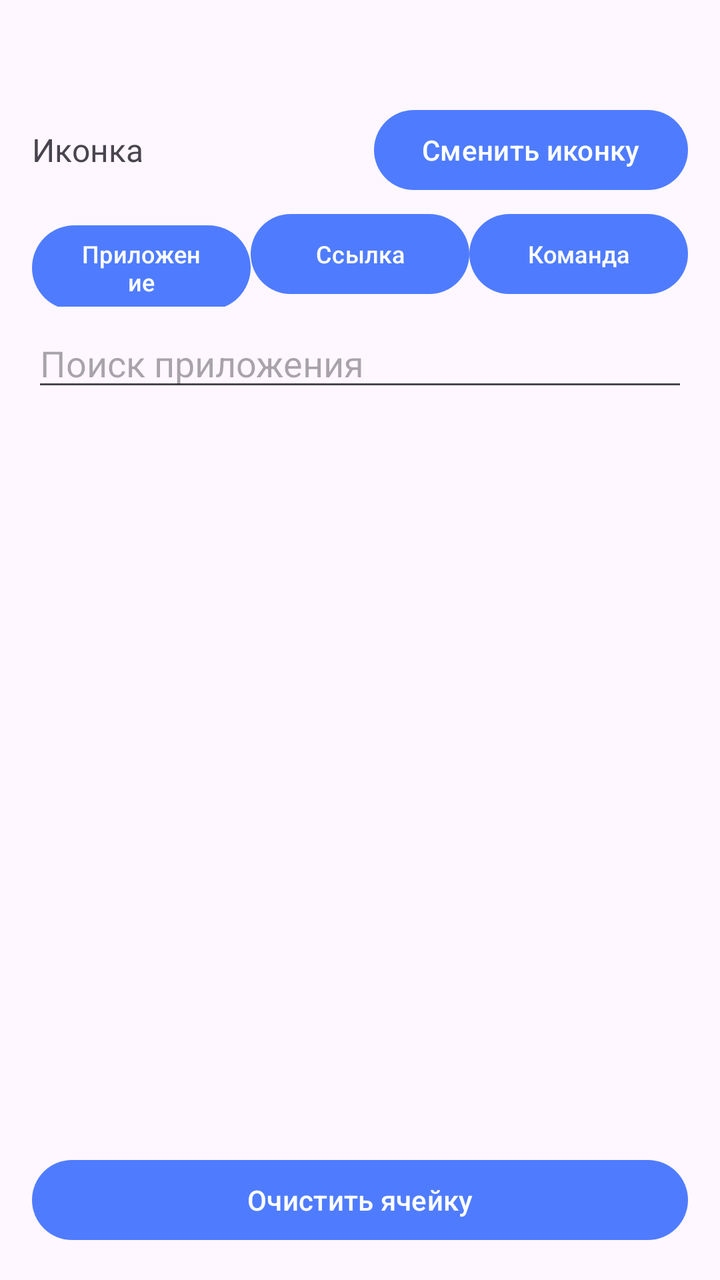
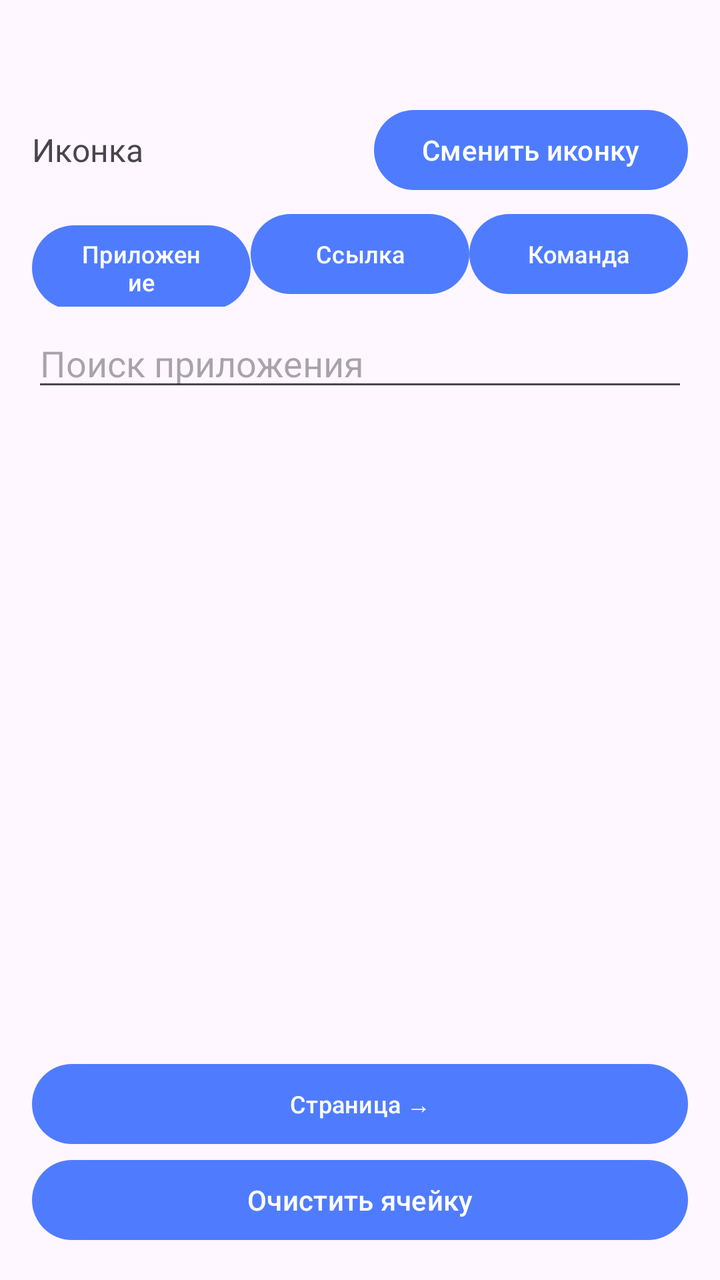

Two renders of the same Android screen: before a commit and after it. Below are the layout's source before the change and the commit's diff.
<!-- AndroidManifest.xml: application theme Theme.WidgetPlus -->
<!-- res/layout/activity_cell_editor.xml -->
<?xml version="1.0" encoding="utf-8"?>
<LinearLayout xmlns:android="http://schemas.android.com/apk/res/android"
    android:layout_width="match_parent"
    android:layout_height="match_parent"
    android:orientation="vertical"
    android:padding="16dp">

    <TextView
        android:id="@+id/tvCellTitle"
        android:layout_width="match_parent"
        android:layout_height="wrap_content"
        android:textSize="20sp"
        android:textStyle="bold" />

    <LinearLayout
        android:layout_width="match_parent"
        android:layout_height="wrap_content"
        android:layout_marginTop="8dp"
        android:gravity="center_vertical"
        android:orientation="horizontal">

        <TextView
            android:layout_width="0dp"
            android:layout_height="wrap_content"
            android:layout_weight="1"
            android:text="@string/icon_current"
            android:textSize="16sp" />

        <Button
            android:id="@+id/btnPickIcon"
            android:layout_width="wrap_content"
            android:layout_height="wrap_content"
            android:text="@string/icon_change" />
    </LinearLayout>

    <LinearLayout
        android:layout_width="match_parent"
        android:layout_height="wrap_content"
        android:layout_marginTop="4dp"
        android:orientation="horizontal">

        <Button
            android:id="@+id/btnTypeApp"
            android:layout_width="0dp"
            android:layout_height="wrap_content"
            android:layout_weight="1"
            android:text="@string/type_app"
            android:textSize="12sp" />

        <Button
            android:id="@+id/btnTypeLink"
            android:layout_width="0dp"
            android:layout_height="wrap_content"
            android:layout_weight="1"
            android:text="@string/type_link"
            android:textSize="12sp" />

        <Button
            android:id="@+id/btnTypeCommand"
            android:layout_width="0dp"
            android:layout_height="wrap_content"
            android:layout_weight="1"
            android:text="@string/type_command"
            android:textSize="12sp" />
    </LinearLayout>

    <LinearLayout
        android:id="@+id/appsBlock"
        android:layout_width="match_parent"
        android:layout_height="0dp"
        android:layout_weight="1"
        android:orientation="vertical">

        <EditText
            android:id="@+id/etSearch"
            android:layout_width="match_parent"
            android:layout_height="wrap_content"
            android:layout_marginTop="6dp"
            android:hint="@string/search_app"
            android:inputType="text"
            android:maxLines="1" />

        <androidx.recyclerview.widget.RecyclerView
            android:id="@+id/rvApps"
            android:layout_width="match_parent"
            android:layout_height="0dp"
            android:layout_marginTop="8dp"
            android:layout_weight="1" />
    </LinearLayout>

    <LinearLayout
        android:id="@+id/linkBlock"
        android:layout_width="match_parent"
        android:layout_height="wrap_content"
        android:layout_marginTop="6dp"
        android:orientation="vertical"
        android:visibility="gone">

        <EditText
            android:id="@+id/etUrl"
            android:layout_width="match_parent"
            android:layout_height="wrap_content"
            android:hint="@string/link_url"
            android:inputType="textUri"
            android:maxLines="2" />

        <EditText
            android:id="@+id/etLinkLabel"
            android:layout_width="match_parent"
            android:layout_height="wrap_content"
            android:hint="@string/action_label"
            android:inputType="text"
            android:maxLines="1" />
    </LinearLayout>

    <LinearLayout
        android:id="@+id/commandBlock"
        android:layout_width="match_parent"
        android:layout_height="wrap_content"
        android:layout_marginTop="6dp"
        android:orientation="vertical"
        android:visibility="gone">

        <EditText
            android:id="@+id/etPkg"
            android:layout_width="match_parent"
            android:layout_height="wrap_content"
            android:hint="@string/command_pkg"
            android:inputType="text"
            android:maxLines="1" />

        <EditText
            android:id="@+id/etComponent"
            android:layout_width="match_parent"
            android:layout_height="wrap_content"
            android:hint="@string/command_component"
            android:inputType="text"
            android:maxLines="1" />

        <EditText
            android:id="@+id/etAction"
            android:layout_width="match_parent"
            android:layout_height="wrap_content"
            android:hint="@string/command_action"
            android:inputType="text"
            android:maxLines="2" />

        <Button
            android:id="@+id/btnCommandLibrary"
            android:layout_width="match_parent"
            android:layout_height="wrap_content"
            android:text="@string/command_library"
            android:textSize="12sp" />

        <EditText
            android:id="@+id/etCommandLabel"
            android:layout_width="match_parent"
            android:layout_height="wrap_content"
            android:hint="@string/action_label"
            android:inputType="text"
            android:maxLines="1" />
    </LinearLayout>

    <Button
        android:id="@+id/btnSave"
        android:layout_width="match_parent"
        android:layout_height="wrap_content"
        android:layout_marginTop="8dp"
        android:text="@string/action_save"
        android:visibility="gone" />

    <Button
        android:id="@+id/btnClearCell"
        android:layout_width="match_parent"
        android:layout_height="wrap_content"
        android:text="@string/cell_clear" />

</LinearLayout>
<!-- resources referenced by this layout -->
<resources>
  <string name="action_label">Подпись под кнопкой</string>
  <string name="action_save">Сохранить</string>
  <string name="cell_clear">Очистить ячейку</string>
  <string name="command_action">Действие, например com.v2raytun.android.action.widget.click</string>
  <string name="command_component">Получатель, например com.v2raytun.android.receiver.WidgetProvider1x1</string>
  <string name="command_library">Библиотека команд</string>
  <string name="command_pkg">Пакет, например com.v2raytun.android</string>
  <string name="icon_change">Сменить иконку</string>
  <string name="icon_current">Иконка</string>
  <string name="link_url">Адрес ссылки, например https://yandex.ru</string>
  <string name="search_app">Поиск приложения</string>
  <string name="type_app">Приложение</string>
  <string name="type_command">Команда</string>
  <string name="type_link">Ссылка</string>
  <style name="Theme.WidgetPlus" parent="Theme.Material3.DayNight">
          <item name="colorPrimary">@color/brand</item>
          <item name="colorOnPrimary">#FFFFFFFF</item>
      </style>
  <color name="brand">#FF4F7CFF</color>
</resources>

<!-- the commit's change to res/layout/activity_cell_editor.xml (unified diff, before → after) -->
@@ -162,6 +162,14 @@
     </LinearLayout>
 
     <Button
+        android:id="@+id/btnTypePager"
+        android:layout_width="match_parent"
+        android:layout_height="wrap_content"
+        android:layout_marginTop="4dp"
+        android:text="@string/type_pager"
+        android:textSize="12sp" />
+
+    <Button
         android:id="@+id/btnSave"
         android:layout_width="match_parent"
         android:layout_height="wrap_content"
<!-- resource entries referenced after the edit -->
@@ -14,6 +14,7 @@
   <string name="type_app">Приложение</string>
   <string name="type_command">Команда</string>
   <string name="type_link">Ссылка</string>
+  <string name="type_pager">Страница →</string>
   <style name="Theme.WidgetPlus" parent="Theme.Material3.DayNight">
           <item name="colorPrimary">@color/brand</item>
           <item name="colorOnPrimary">#FFFFFFFF</item>
